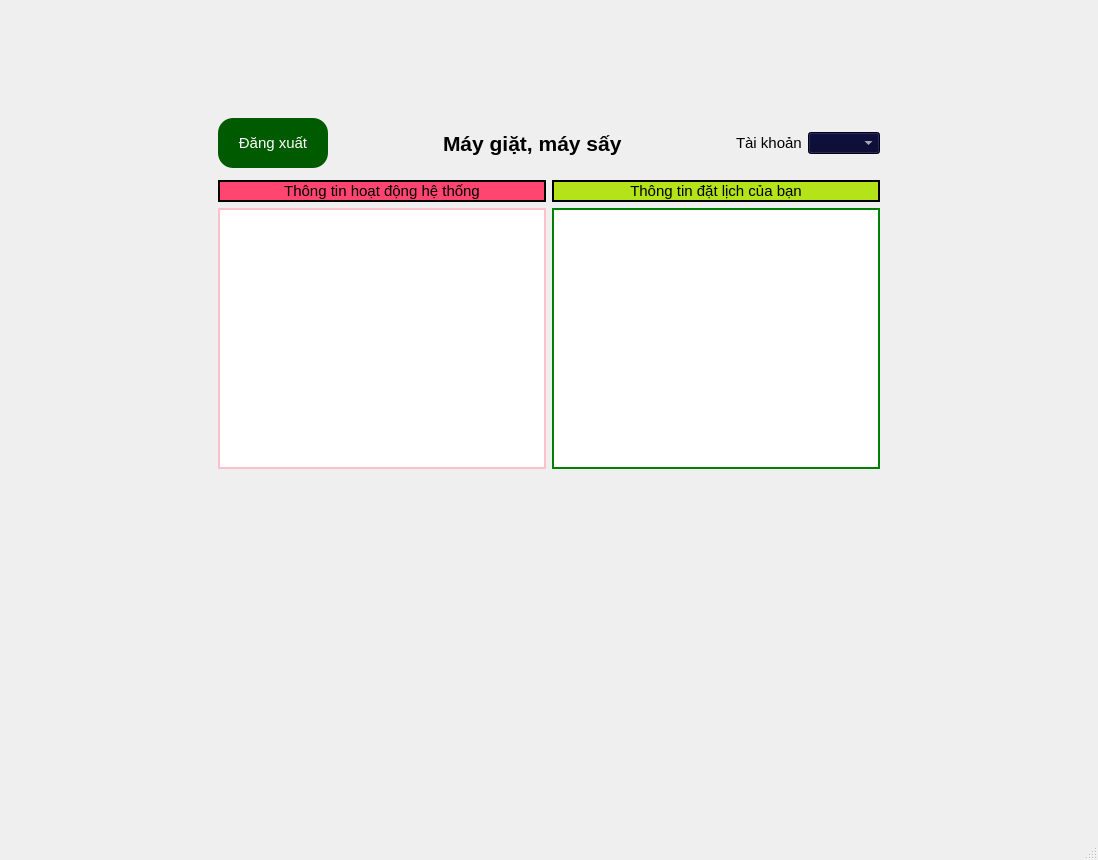
Before: the Qt Designer form gui_main.ui in dodanglap/NCKH_PyQt_GUI, drawn with Qt 5.
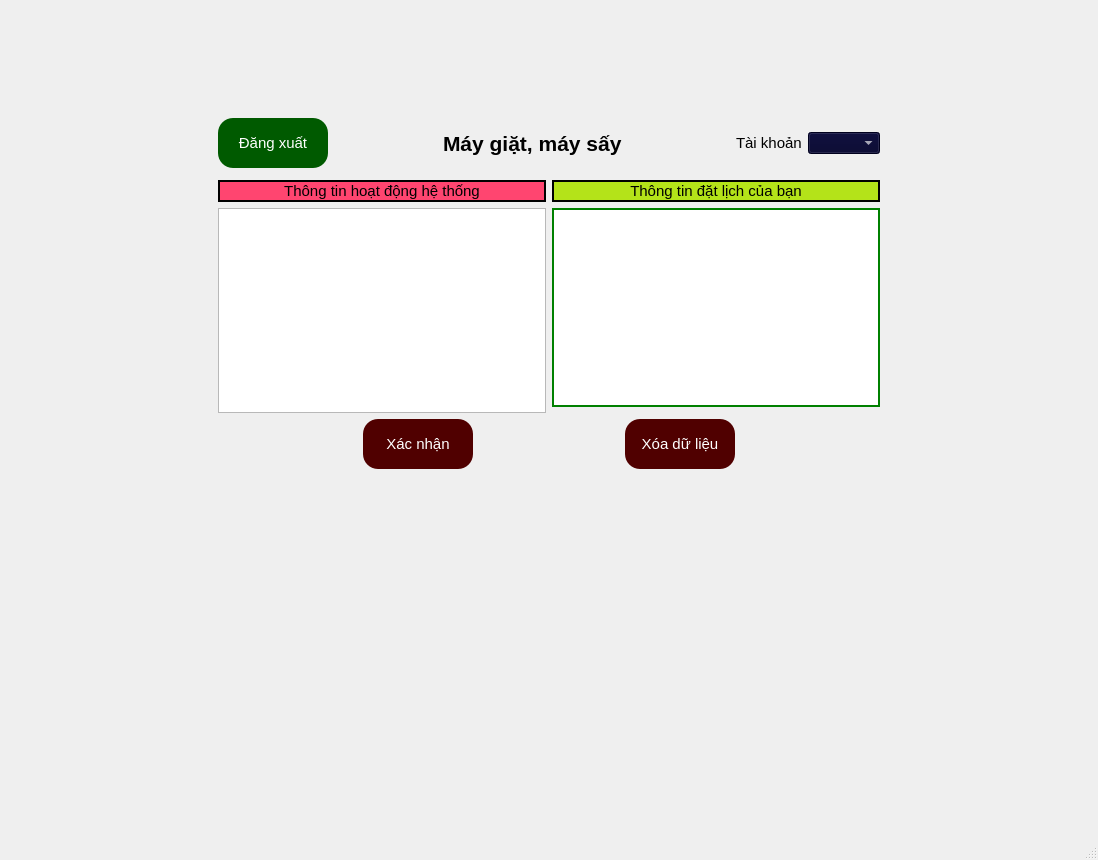
After: the same form once the commit is applied. The open tabs and pages were chosen to show the change.

The edit to the form file:
```diff
--- a/gui_main.ui
+++ b/gui_main.ui
@@ -29,7 +29,7 @@
        </font>
       </property>
       <property name="currentIndex">
-       <number>1</number>
+       <number>4</number>
       </property>
       <widget class="QWidget" name="trang_dang_nhap">
        <layout class="QGridLayout" name="gridLayout_3">
@@ -1931,25 +1931,7 @@
       <widget class="QWidget" name="trang_chinh">
        <layout class="QGridLayout" name="gridLayout_6">
         <item row="0" column="0">
-         <layout class="QGridLayout" name="gridLayout_7">
-          <item row="0" column="0">
-           <spacer name="horizontalSpacer_13">
-            <property name="orientation">
-             <enum>Qt::Horizontal</enum>
-            </property>
-            <property name="sizeType">
-             <enum>QSizePolicy::Fixed</enum>
-            </property>
-            <property name="sizeHint" stdset="0">
-             <size>
-              <width>200</width>
-              <height>20</height>
-             </size>
-            </property>
-           </spacer>
-          </item>
-          <item row="0" column="1">
-           <layout class="QVBoxLayout" name="verticalLayout_17">
+         <layout class="QVBoxLayout" name="verticalLayout_20">
             <item>
              <spacer name="verticalSpacer_9">
               <property name="orientation">
@@ -1967,6 +1949,26 @@
              </spacer>
             </item>
             <item>
+           <layout class="QHBoxLayout" name="horizontalLayout_19">
+            <item>
+             <spacer name="horizontalSpacer_13">
+              <property name="orientation">
+               <enum>Qt::Horizontal</enum>
+              </property>
+              <property name="sizeType">
+               <enum>QSizePolicy::Fixed</enum>
+              </property>
+              <property name="sizeHint" stdset="0">
+               <size>
+                <width>200</width>
+                <height>20</height>
+               </size>
+              </property>
+             </spacer>
+            </item>
+            <item>
+             <layout class="QVBoxLayout" name="verticalLayout_17">
+              <item>
              <layout class="QVBoxLayout" name="verticalLayout_16">
               <item>
                <layout class="QHBoxLayout" name="horizontalLayout_14">
@@ -2106,16 +2108,7 @@
                      </widget>
                     </item>
                     <item>
-                     <widget class="QTableView" name="tableView">
-                      <property name="font">
-                       <font>
-                        <pointsize>11</pointsize>
-                       </font>
-                      </property>
-                      <property name="styleSheet">
-                       <string notr="true">border: 2px solid pink;</string>
-                      </property>
-                     </widget>
+                       <widget class="QTableWidget" name="tableWidget"/>
                     </item>
                    </layout>
                   </item>
@@ -2142,7 +2135,7 @@
                      </widget>
                     </item>
                     <item>
-                     <widget class="QTableView" name="tableView_2">
+                       <widget class="QTableWidget" name="tb_dat_lich">
                       <property name="font">
                        <font>
                         <pointsize>11</pointsize>
@@ -2153,11 +2146,156 @@
                       </property>
                      </widget>
                     </item>
+                      <item>
+                       <widget class="QFrame" name="frame_13">
+                        <property name="frameShape">
+                         <enum>QFrame::StyledPanel</enum>
+                        </property>
+                        <property name="frameShadow">
+                         <enum>QFrame::Raised</enum>
+                        </property>
+                       </widget>
+                      </item>
                    </layout>
                   </item>
                  </layout>
                 </item>
                </layout>
+                </item>
+               </layout>
+              </item>
+              <item>
+               <layout class="QHBoxLayout" name="horizontalLayout_18">
+                <item>
+                 <spacer name="horizontalSpacer_17">
+                  <property name="orientation">
+                   <enum>Qt::Horizontal</enum>
+                  </property>
+                  <property name="sizeHint" stdset="0">
+                   <size>
+                    <width>40</width>
+                    <height>20</height>
+                   </size>
+                  </property>
+                 </spacer>
+                </item>
+                <item>
+                 <widget class="QPushButton" name="btn_xn_dat_lich">
+                  <property name="minimumSize">
+                   <size>
+                    <width>110</width>
+                    <height>50</height>
+                   </size>
+                  </property>
+                  <property name="maximumSize">
+                   <size>
+                    <width>110</width>
+                    <height>50</height>
+                   </size>
+                  </property>
+                  <property name="font">
+                   <font>
+                    <pointsize>11</pointsize>
+                   </font>
+                  </property>
+                  <property name="styleSheet">
+                   <string notr="true">QPushButton {
+    background-color: rgb(80, 0, 0);
+    color: rgb(255, 255, 255);
+    border-radius: 15px;
+}
+
+QPushButton:hover {
+    background-color: gray;
+}
+</string>
+                  </property>
+                  <property name="text">
+                   <string>Xác nhận</string>
+                  </property>
+                 </widget>
+                </item>
+                <item>
+                 <spacer name="horizontalSpacer_18">
+                  <property name="orientation">
+                   <enum>Qt::Horizontal</enum>
+                  </property>
+                  <property name="sizeHint" stdset="0">
+                   <size>
+                    <width>40</width>
+                    <height>20</height>
+                   </size>
+                  </property>
+                 </spacer>
+                </item>
+                <item>
+                 <widget class="QPushButton" name="btn_xoa_dong">
+                  <property name="minimumSize">
+                   <size>
+                    <width>110</width>
+                    <height>50</height>
+                   </size>
+                  </property>
+                  <property name="maximumSize">
+                   <size>
+                    <width>110</width>
+                    <height>50</height>
+                   </size>
+                  </property>
+                  <property name="font">
+                   <font>
+                    <pointsize>11</pointsize>
+                   </font>
+                  </property>
+                  <property name="styleSheet">
+                   <string notr="true">QPushButton {
+    background-color: rgb(80, 0, 0);
+    color: rgb(255, 255, 255);
+    border-radius: 15px;
+}
+
+QPushButton:hover {
+    background-color: gray;
+}
+</string>
+                  </property>
+                  <property name="text">
+                   <string>Xóa dữ liệu</string>
+                  </property>
+                 </widget>
+                </item>
+                <item>
+                 <spacer name="horizontalSpacer_19">
+                  <property name="orientation">
+                   <enum>Qt::Horizontal</enum>
+                  </property>
+                  <property name="sizeHint" stdset="0">
+                   <size>
+                    <width>40</width>
+                    <height>20</height>
+                   </size>
+                  </property>
+                 </spacer>
+                </item>
+               </layout>
+              </item>
+             </layout>
+            </item>
+            <item>
+             <spacer name="horizontalSpacer_14">
+              <property name="orientation">
+               <enum>Qt::Horizontal</enum>
+              </property>
+              <property name="sizeType">
+               <enum>QSizePolicy::Fixed</enum>
+              </property>
+              <property name="sizeHint" stdset="0">
+               <size>
+                <width>200</width>
+                <height>20</height>
+               </size>
+              </property>
+             </spacer>
               </item>
              </layout>
             </item>
@@ -2173,24 +2311,6 @@
                <size>
                 <width>20</width>
                 <height>80</height>
-               </size>
-              </property>
-             </spacer>
-            </item>
-           </layout>
-          </item>
-          <item row="0" column="2">
-           <spacer name="horizontalSpacer_14">
-            <property name="orientation">
-             <enum>Qt::Horizontal</enum>
-            </property>
-            <property name="sizeType">
-             <enum>QSizePolicy::Fixed</enum>
-            </property>
-            <property name="sizeHint" stdset="0">
-             <size>
-              <width>200</width>
-              <height>20</height>
              </size>
             </property>
            </spacer>
```
Lines whose indentation alone changed are shown as unchanged.
